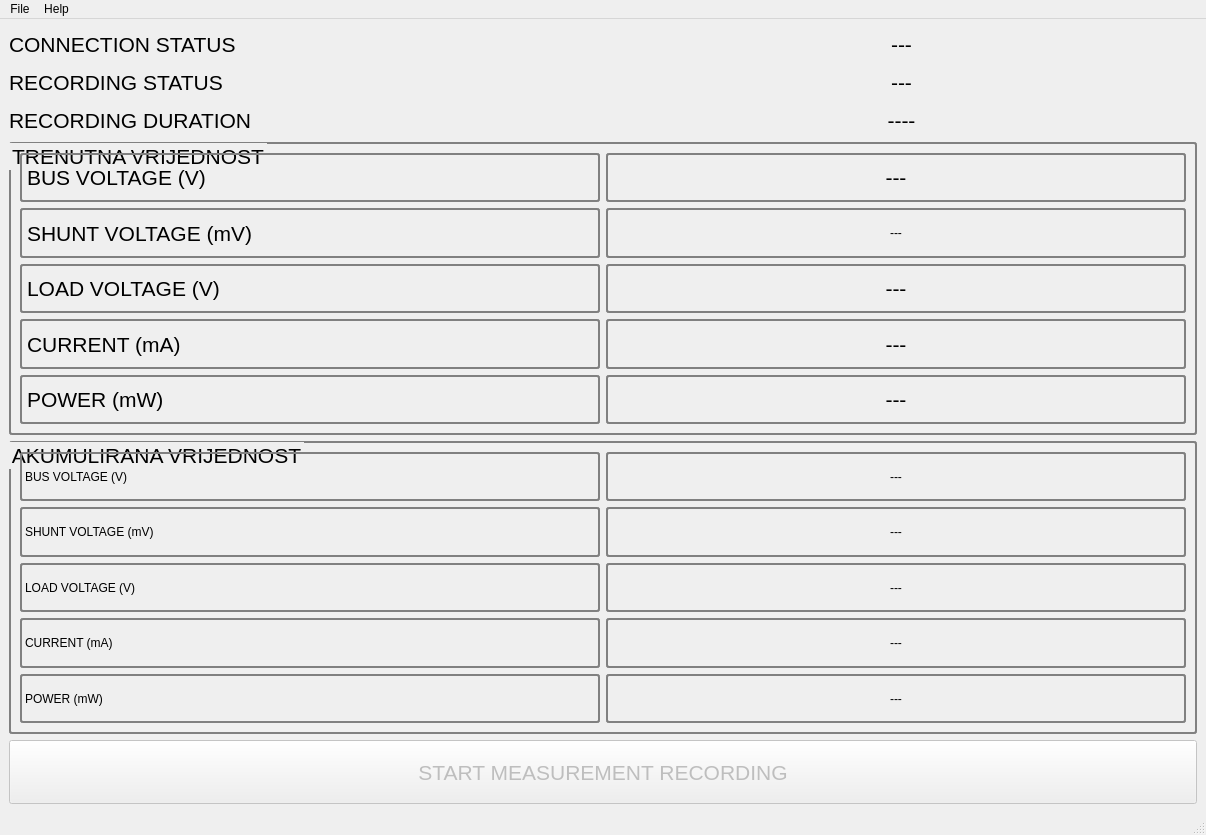
Qt form PC_Application/mainwindow.ui (dogotic/QCurrentMeasurement) before a commit.
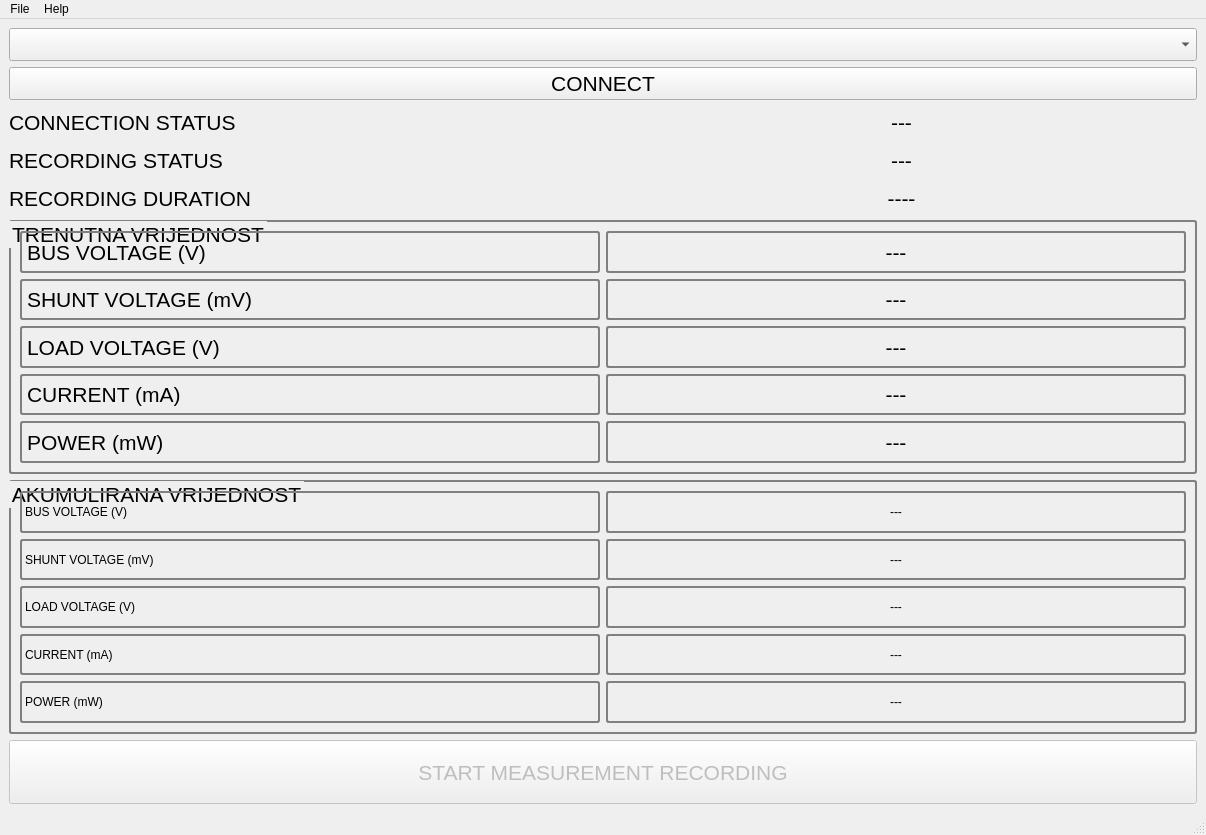
The same form after that commit.

```diff
--- a/PC_Application/mainwindow.ui
+++ b/PC_Application/mainwindow.ui
@@ -15,6 +15,27 @@
   </property>
   <widget class="QWidget" name="centralwidget">
    <layout class="QVBoxLayout" name="verticalLayout">
+    <item>
+     <widget class="QComboBox" name="comboBox_SERIAL_PORTS">
+      <property name="font">
+       <font>
+        <pointsize>16</pointsize>
+       </font>
+      </property>
+     </widget>
+    </item>
+    <item>
+     <widget class="QPushButton" name="pushButton_CONNECT">
+      <property name="font">
+       <font>
+        <pointsize>16</pointsize>
+       </font>
+      </property>
+      <property name="text">
+       <string>CONNECT</string>
+      </property>
+     </widget>
+    </item>
     <item>
      <layout class="QHBoxLayout" name="horizontalLayout_2">
       <item>
@@ -247,6 +268,11 @@
        </item>
        <item row="1" column="1">
         <widget class="QLabel" name="label_SHUNT_VOLTAGE_NOW">
+         <property name="font">
+          <font>
+           <pointsize>16</pointsize>
+          </font>
+         </property>
          <property name="text">
           <string>---</string>
          </property>
```
